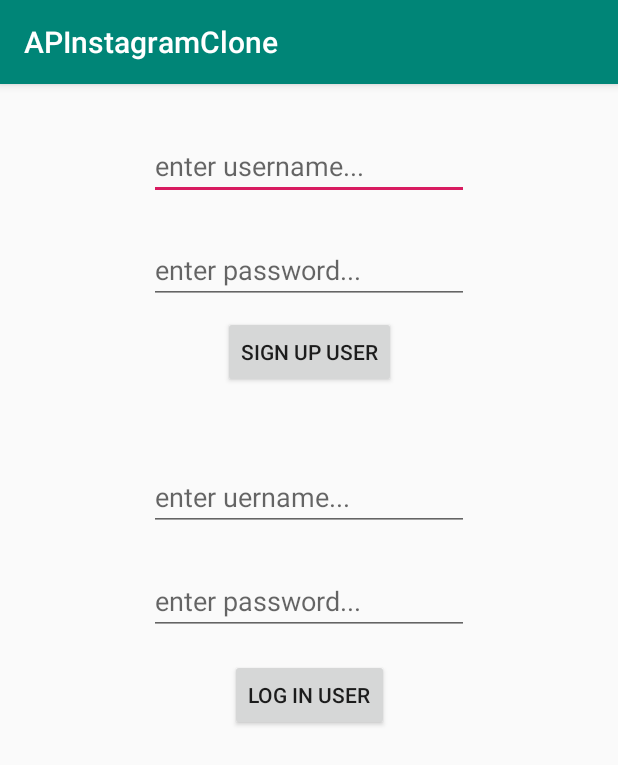
After one commit to BlueFalcon2/APInstagram1, an Android app: the SignUpLoginActivity screen opened directly, with no data from a screen before it, on a phone screen of 412 x 824 dp. The commit adds this screen. Shown: the top 765 px of the screen. Run offline under Robolectric (Android 15) with nearby library versions, the phone set to English and light mode, and no system bars; libraries missing offline, so code that uses them is left out: com.parse, com.shashank.sony.

Commit message:
Get Data from Parse Server

```diff
--- a/app/src/main/AndroidManifest.xml
+++ b/app/src/main/AndroidManifest.xml
@@ -3,13 +3,14 @@
     package="com.mouctar.apinstagramclone">
 
     <application
+        android:name=".App"
         android:allowBackup="true"
         android:icon="@mipmap/ic_launcher"
         android:label="@string/app_name"
         android:roundIcon="@mipmap/ic_launcher_round"
         android:supportsRtl="true"
-        android:theme="@style/AppTheme"
-        android:name=".App">
+        android:theme="@style/AppTheme">
+        <activity android:name=".WelcomeActivity"></activity>
         <activity android:name=".MainActivity">
             <intent-filter>
                 <action android:name="android.intent.action.MAIN" />
@@ -17,6 +18,7 @@
                 <category android:name="android.intent.category.LAUNCHER" />
             </intent-filter>
         </activity>
+        <activity android:name=".SignUpLoginActivity"></activity>
     </application>
 
 </manifest>
--- /dev/null
+++ b/app/src/main/java/com/mouctar/apinstagramclone/SignUpLoginActivity.java
@@ -0,0 +1,78 @@
+package com.mouctar.apinstagramclone;
+
+import android.os.Bundle;
+import android.view.View;
+import android.widget.Button;
+import android.widget.EditText;
+
+import com.parse.LogInCallback;
+import com.parse.Parse;
+import com.parse.ParseException;
+import com.parse.ParseUser;
+import com.parse.SignUpCallback;
+import com.shashank.sony.fancytoastlib.FancyToast;
+
+import androidx.annotation.Nullable;
+import androidx.appcompat.app.AppCompatActivity;
+
+public class SignUpLoginActivity extends AppCompatActivity {
+    private EditText edtUserNameSigup, edtUsernameLogin, edtPassowrdSignUp, edtPasswordLogin;
+    private Button btnSignUp, btnLogin;
+
+    @Override
+    protected void onCreate(@Nullable Bundle savedInstanceState) {
+        super.onCreate(savedInstanceState);
+        setContentView(R.layout.sigup_login_activity);
+        edtUserNameSigup=findViewById(R.id.edtUsernameSignUp);
+        edtUsernameLogin=findViewById(R.id.edtUsernameLogin);
+        edtPassowrdSignUp=findViewById(R.id.edtPasswordSignUp);
+        edtPasswordLogin=findViewById(R.id.edtPasswordLogin);
+
+        btnSignUp=findViewById(R.id.btnSignUp);
+        btnLogin=findViewById(R.id.btnLogin);
+
+        btnSignUp.setOnClickListener(new View.OnClickListener() {
+            @Override
+            public void onClick(View v) {
+                final ParseUser appUser=new ParseUser();
+                appUser.setUsername(edtUserNameSigup.getText().toString());
+                appUser.setPassword(edtPassowrdSignUp.getText().toString());
+
+                appUser.signUpInBackground(new SignUpCallback() {
+                    @Override
+                    public void done(ParseException e) {
+                        if(e==null){
+                            FancyToast.makeText(SignUpLoginActivity.this, appUser.get("username")+ " has signep up successfully", FancyToast.LENGTH_LONG, FancyToast.SUCCESS, true).show();
+                        }else{
+                            FancyToast.makeText(SignUpLoginActivity.this, e.getMessage(), FancyToast.LENGTH_LONG, FancyToast.ERROR, true).show();
+                        }
+                    }
+                });
+
+
+            }
+        });
+
+        btnLogin.setOnClickListener(new View.OnClickListener() {
+            @Override
+            public void onClick(View v) {
+                ParseUser.logInInBackground(edtUsernameLogin.getText().toString(), edtPasswordLogin.getText().toString(), new LogInCallback() {
+                    @Override
+                    public void done(ParseUser user, ParseException e) {
+                        if (user != null && e == null) {
+                            if (e == null) {
+                                FancyToast.makeText(SignUpLoginActivity.this, user.get("username") + " Logged in successfully", FancyToast.LENGTH_LONG, FancyToast.SUCCESS, true).show();
+                            } else {
+                                FancyToast.makeText(SignUpLoginActivity.this, e.getMessage(), FancyToast.LENGTH_LONG, FancyToast.ERROR, true).show();
+                            }
+                        }
+                    }
+                    });
+                }
+            });
+
+
+    }
+
+
+}
--- /dev/null
+++ b/app/src/main/res/layout/sigup_login_activity.xml
@@ -0,0 +1,89 @@
+<?xml version="1.0" encoding="utf-8"?>
+<androidx.constraintlayout.widget.ConstraintLayout
+    xmlns:android="http://schemas.android.com/apk/res/android"
+    xmlns:app="http://schemas.android.com/apk/res-auto"
+    xmlns:tools="http://schemas.android.com/tools"
+    android:layout_width="match_parent"
+    android:layout_height="match_parent">
+
+    <EditText
+        android:id="@+id/edtUsernameSignUp"
+        android:layout_width="wrap_content"
+        android:layout_height="wrap_content"
+        android:layout_marginStart="8dp"
+        android:layout_marginTop="32dp"
+        android:layout_marginEnd="8dp"
+        android:ems="10"
+        android:hint="enter username..."
+        android:inputType="textPersonName"
+        app:layout_constraintEnd_toEndOf="parent"
+        app:layout_constraintStart_toStartOf="parent"
+        app:layout_constraintTop_toTopOf="parent" />
+
+    <EditText
+        android:id="@+id/edtPasswordSignUp"
+        android:layout_width="wrap_content"
+        android:layout_height="wrap_content"
+        android:layout_marginStart="8dp"
+        android:layout_marginTop="24dp"
+        android:layout_marginEnd="8dp"
+        android:ems="10"
+        android:hint="enter password..."
+        android:inputType="textPassword"
+        app:layout_constraintEnd_toEndOf="parent"
+        app:layout_constraintStart_toStartOf="parent"
+        app:layout_constraintTop_toBottomOf="@+id/edtUsernameSignUp" />
+
+    <Button
+        android:id="@+id/btnSignUp"
+        android:layout_width="wrap_content"
+        android:layout_height="wrap_content"
+        android:layout_marginStart="8dp"
+        android:layout_marginTop="8dp"
+        android:layout_marginEnd="8dp"
+        android:text="sign up user"
+        app:layout_constraintEnd_toEndOf="parent"
+        app:layout_constraintStart_toStartOf="parent"
+        app:layout_constraintTop_toBottomOf="@+id/edtPasswordSignUp" />
+
+    <EditText
+        android:id="@+id/edtUsernameLogin"
+        android:layout_width="wrap_content"
+        android:layout_height="wrap_content"
+        android:layout_marginStart="8dp"
+        android:layout_marginTop="50dp"
+        android:layout_marginEnd="8dp"
+        android:ems="10"
+        android:hint="enter uername..."
+        android:inputType="textPersonName"
+        app:layout_constraintEnd_toEndOf="parent"
+        app:layout_constraintStart_toStartOf="parent"
+        app:layout_constraintTop_toBottomOf="@+id/btnSignUp" />
+
+    <EditText
+        android:id="@+id/edtPasswordLogin"
+        android:layout_width="wrap_content"
+        android:layout_height="wrap_content"
+        android:layout_marginStart="8dp"
+        android:layout_marginTop="24dp"
+        android:layout_marginEnd="8dp"
+        android:ems="10"
+        android:hint="enter password..."
+        android:inputType="textPassword"
+        app:layout_constraintEnd_toEndOf="parent"
+        app:layout_constraintStart_toStartOf="parent"
+        app:layout_constraintTop_toBottomOf="@+id/edtUsernameLogin" />
+
+    <Button
+        android:id="@+id/btnLogin"
+        android:layout_width="wrap_content"
+        android:layout_height="wrap_content"
+        android:layout_marginStart="8dp"
+        android:layout_marginTop="16dp"
+        android:layout_marginEnd="8dp"
+        android:text="log in user"
+        app:layout_constraintEnd_toEndOf="parent"
+        app:layout_constraintStart_toStartOf="parent"
+        app:layout_constraintTop_toBottomOf="@+id/edtPasswordLogin" />
+
+</androidx.constraintlayout.widget.ConstraintLayout>
```
Also changed, not shown: app/src/main/java/com/mouctar/apinstagramclone/MainActivity.java (+22 -8 lines), app/src/main/java/com/mouctar/apinstagramclone/WelcomeActivity.java (added, +14 -0 lines), app/src/main/res/layout/activity_main.xml (+12 -0 lines), app/src/main/res/layout/activity_welcome.xml (added, +9 -0 lines).
